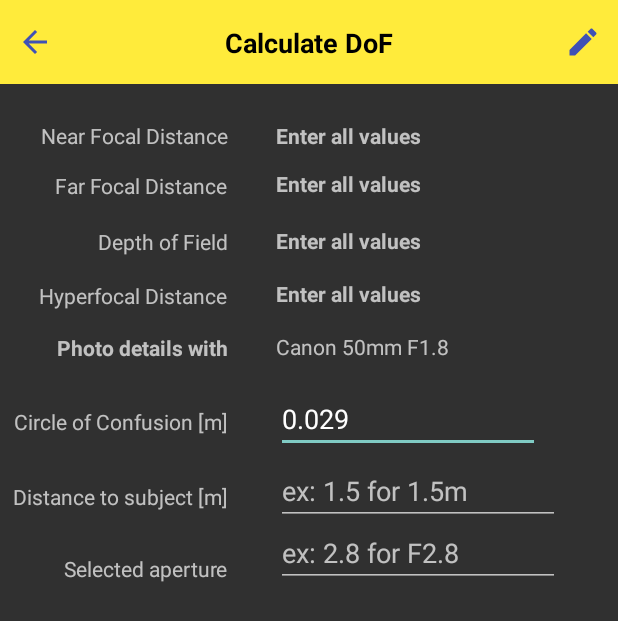
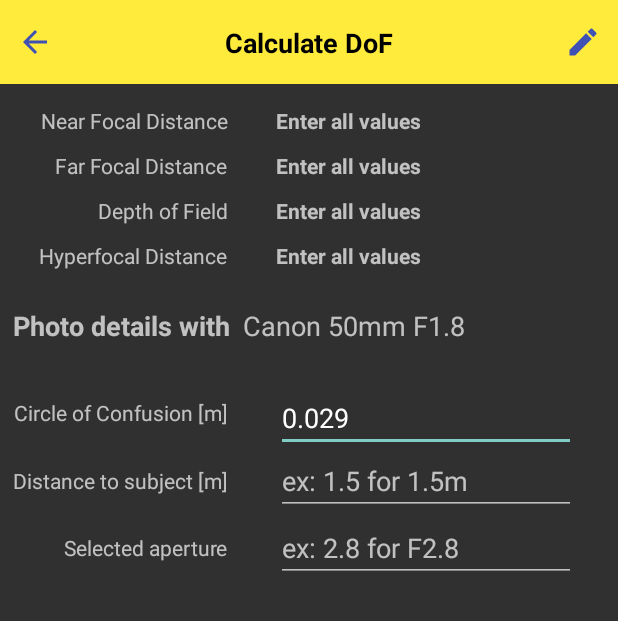
Before and after one commit to Tooo/Depth-of-Field-Calculator-Android, an Android app: the CalculateDOF screen opened directly, with no data from a screen before it, on a phone screen of 412 x 824 dp. Shown: the top 621 px of the screen. Run offline under Robolectric (Android 15) with nearby library versions, the phone set to English and light mode, and no system bars.

Commit message:
Margin Fixes for EditText
Adjusting Margins of EditText in add Lens and Calculate DoF

```diff
--- a/app/src/main/res/layout/activity_calculate_dof.xml
+++ b/app/src/main/res/layout/activity_calculate_dof.xml
@@ -5,6 +5,24 @@
     android:layout_width="match_parent"
     android:layout_height="match_parent"
     tools:context=".activities.CalculateDOF">
+
+    <androidx.constraintlayout.widget.Guideline
+        android:id="@+id/leftLine"
+        android:layout_width="wrap_content"
+        android:layout_height="wrap_content"
+        android:layout_marginStart="152dp"
+        android:orientation="vertical"
+        app:layout_constraintGuide_begin="152dp"
+        app:layout_constraintStart_toStartOf="parent" />
+
+    <androidx.constraintlayout.widget.Guideline
+        android:id="@+id/rightLine"
+        android:layout_width="wrap_content"
+        android:layout_height="wrap_content"
+        android:layout_marginEnd="228dp"
+        android:orientation="vertical"
+        app:layout_constraintEnd_toEndOf="parent"
+        app:layout_constraintGuide_end="228dp" />
 
     <androidx.appcompat.widget.Toolbar
         android:id="@+id/dof_tool"
@@ -63,10 +81,20 @@
         android:text="@string/near_focal_distance"
         app:layout_constraintBottom_toBottomOf="parent"
         app:layout_constraintEnd_toStartOf="@+id/leftLine"
-        app:layout_constraintHorizontal_bias="1.0"
-        app:layout_constraintStart_toStartOf="parent"
-        app:layout_constraintTop_toTopOf="parent"
-        app:layout_constraintVertical_bias="0.1" />
+        app:layout_constraintTop_toBottomOf="@+id/dof_tool"
+        app:layout_constraintVertical_bias="0.02" />
+
+    <TextView
+        android:id="@+id/dof_txtNearFocalNum"
+        android:layout_width="wrap_content"
+        android:layout_height="wrap_content"
+        android:text="@string/near_focal"
+        android:textStyle="bold"
+        app:layout_constraintBottom_toBottomOf="@+id/dof_txtNearFocal"
+        app:layout_constraintEnd_toEndOf="parent"
+        app:layout_constraintHorizontal_bias="0.0"
+        app:layout_constraintStart_toStartOf="@+id/rightLine"
+        app:layout_constraintTop_toTopOf="@+id/dof_txtNearFocal" />
 
     <TextView
         android:id="@+id/dof_txtFarFocal"
@@ -75,10 +103,107 @@
         android:text="@string/far_focal_distance"
         app:layout_constraintBottom_toBottomOf="parent"
         app:layout_constraintEnd_toStartOf="@+id/leftLine"
-        app:layout_constraintHorizontal_bias="1.0"
+        app:layout_constraintTop_toBottomOf="@+id/dof_tool"
+        app:layout_constraintVertical_bias="0.06" />
+
+    <TextView
+        android:id="@+id/dof_txtFarFocalNum"
+        android:layout_width="wrap_content"
+        android:layout_height="wrap_content"
+        android:text="@string/far_focal"
+        android:textStyle="bold"
+        app:layout_constraintBottom_toBottomOf="@+id/dof_txtFarFocal"
+        app:layout_constraintStart_toStartOf="@+id/rightLine"
+        app:layout_constraintTop_toTopOf="@+id/dof_txtFarFocal" />
+
+    <TextView
+        android:id="@+id/dof_txtDoF"
+        android:layout_width="wrap_content"
+        android:layout_height="wrap_content"
+        android:text="@string/depth_of_field"
+        app:layout_constraintBottom_toBottomOf="parent"
+        app:layout_constraintEnd_toStartOf="@+id/leftLine"
+        app:layout_constraintTop_toBottomOf="@+id/dof_tool"
+        app:layout_constraintVertical_bias="0.1" />
+
+    <TextView
+        android:id="@+id/dof_txtDoFNum"
+        android:layout_width="wrap_content"
+        android:layout_height="wrap_content"
+        android:text="@string/depth_of_field"
+        android:textStyle="bold"
+        app:layout_constraintBottom_toBottomOf="@+id/dof_txtDoF"
+        app:layout_constraintStart_toStartOf="@+id/rightLine"
+        app:layout_constraintTop_toTopOf="@+id/dof_txtDoF"
+        app:layout_constraintVertical_bias="0.5" />
+
+    <TextView
+        android:id="@+id/dof_txtHyper"
+        android:layout_width="wrap_content"
+        android:layout_height="wrap_content"
+        android:text="@string/hyperfocal_distance"
+        app:layout_constraintBottom_toBottomOf="parent"
+        app:layout_constraintEnd_toStartOf="@+id/leftLine"
+        app:layout_constraintTop_toBottomOf="@+id/dof_tool"
+        app:layout_constraintVertical_bias="0.14" />
+
+    <TextView
+        android:id="@+id/dof_txtHyperNum"
+        android:layout_width="wrap_content"
+        android:layout_height="wrap_content"
+        android:text="@string/hyperfocal"
+        android:textStyle="bold"
+        app:layout_constraintBottom_toBottomOf="@+id/dof_txtHyper"
+        app:layout_constraintStart_toStartOf="@+id/rightLine"
+        app:layout_constraintTop_toTopOf="@+id/dof_txtHyper"
+        app:layout_constraintVertical_bias="0.231" />
+
+    <TextView
+        android:id="@+id/dof_txtPhoto"
+        android:layout_width="wrap_content"
+        android:layout_height="wrap_content"
+        android:text="@string/photo_details_with"
+        android:textSize="18sp"
+        android:textStyle="bold"
+        app:layout_constraintBottom_toBottomOf="parent"
+        app:layout_constraintEnd_toEndOf="parent"
+        app:layout_constraintHorizontal_bias="0.033"
         app:layout_constraintStart_toStartOf="parent"
-        app:layout_constraintTop_toTopOf="parent"
-        app:layout_constraintVertical_bias="0.142" />
+        app:layout_constraintTop_toBottomOf="@+id/dof_tool"
+        app:layout_constraintVertical_bias="0.2" />
+
+    <TextView
+        android:id="@+id/dof_txtLen"
+        android:layout_width="wrap_content"
+        android:layout_height="wrap_content"
+        android:text="@string/len"
+        android:textSize="18sp"
+        app:layout_constraintBottom_toBottomOf="@+id/dof_txtPhoto"
+        app:layout_constraintEnd_toEndOf="parent"
+        app:layout_constraintHorizontal_bias="0.08"
+        app:layout_constraintStart_toEndOf="@+id/dof_txtPhoto"
+        app:layout_constraintTop_toTopOf="@+id/dof_txtPhoto" />
+
+    <TextView
+        android:id="@+id/dof_txtCoC"
+        android:layout_width="wrap_content"
+        android:layout_height="wrap_content"
+        android:text="@string/circle_of_confusion_m"
+        app:layout_constraintBottom_toBottomOf="parent"
+        app:layout_constraintEnd_toStartOf="@+id/leftLine"
+        app:layout_constraintTop_toBottomOf="@+id/dof_tool"
+        app:layout_constraintVertical_bias="0.28" />
+
+    <com.google.android.material.textfield.TextInputEditText
+        android:id="@+id/dof_inputCoC"
+        android:layout_width="200dp"
+        android:layout_height="wrap_content"
+        android:hint="@string/hint_coc"
+        android:inputType="numberDecimal"
+        app:layout_constraintBottom_toBottomOf="@+id/dof_txtCoC"
+        app:layout_constraintStart_toStartOf="@+id/rightLine"
+        app:layout_constraintTop_toTopOf="@+id/dof_txtCoC"
+        app:layout_constraintVertical_bias="0.384" />
 
     <TextView
         android:id="@+id/dof_txtDist"
@@ -87,23 +212,18 @@
         android:text="@string/distance_to_subject_m"
         app:layout_constraintBottom_toBottomOf="parent"
         app:layout_constraintEnd_toStartOf="@+id/leftLine"
-        app:layout_constraintHorizontal_bias="1.0"
-        app:layout_constraintStart_toStartOf="parent"
-        app:layout_constraintTop_toTopOf="parent"
-        app:layout_constraintVertical_bias="0.399" />
+        app:layout_constraintTop_toBottomOf="@+id/dof_tool"
+        app:layout_constraintVertical_bias="0.34" />
 
     <com.google.android.material.textfield.TextInputEditText
-        android:id="@+id/dof_inputCoC"
-        android:layout_width="176dp"
-        android:layout_height="40dp"
-        android:hint="@string/hint_coc"
+        android:id="@+id/dof_inputDist"
+        android:layout_width="200dp"
+        android:layout_height="wrap_content"
+        android:hint="@string/hint_distance"
         android:inputType="numberDecimal"
-        app:layout_constraintBottom_toBottomOf="parent"
-        app:layout_constraintEnd_toEndOf="parent"
-        app:layout_constraintHorizontal_bias="0.0"
+        app:layout_constraintBottom_toBottomOf="@+id/dof_txtDist"
         app:layout_constraintStart_toStartOf="@+id/rightLine"
-        app:layout_constraintTop_toTopOf="parent"
-        app:layout_constraintVertical_bias="0.334" />
+        app:layout_constraintTop_toTopOf="@+id/dof_txtDist" />
 
     <TextView
         android:id="@+id/dof_txtAperture"
@@ -112,161 +232,18 @@
         android:text="@string/selected_aperture"
         app:layout_constraintBottom_toBottomOf="parent"
         app:layout_constraintEnd_toStartOf="@+id/leftLine"
-        app:layout_constraintHorizontal_bias="1.0"
-        app:layout_constraintStart_toStartOf="parent"
-        app:layout_constraintTop_toTopOf="parent"
-        app:layout_constraintVertical_bias="0.459" />
-
-    <TextView
-        android:id="@+id/dof_txtCoC"
-        android:layout_width="wrap_content"
-        android:layout_height="wrap_content"
-        android:text="@string/circle_of_confusion_m"
-        app:layout_constraintBottom_toBottomOf="parent"
-        app:layout_constraintEnd_toStartOf="@+id/leftLine"
-        app:layout_constraintHorizontal_bias="1.0"
-        app:layout_constraintStart_toStartOf="parent"
-        app:layout_constraintTop_toTopOf="parent"
-        app:layout_constraintVertical_bias="0.337" />
-
-    <TextView
-        android:id="@+id/dof_txtPhoto"
-        android:layout_width="wrap_content"
-        android:layout_height="wrap_content"
-        android:text="@string/photo_details_with"
-        android:textStyle="bold"
-        app:layout_constraintBottom_toBottomOf="parent"
-        app:layout_constraintEnd_toStartOf="@+id/leftLine"
-        app:layout_constraintHorizontal_bias="1.0"
-        app:layout_constraintStart_toStartOf="parent"
-        app:layout_constraintTop_toTopOf="parent"
-        app:layout_constraintVertical_bias="0.276" />
-
-    <com.google.android.material.textfield.TextInputEditText
-        android:id="@+id/dof_inputDist"
-        android:layout_width="189dp"
-        android:layout_height="40dp"
-        android:layout_marginTop="8dp"
-        android:hint="@string/hint_distance"
-        android:inputType="numberDecimal"
-        app:layout_constraintEnd_toEndOf="parent"
-        app:layout_constraintHorizontal_bias="0.0"
-        app:layout_constraintStart_toStartOf="@+id/rightLine"
-        app:layout_constraintTop_toBottomOf="@+id/dof_inputCoC" />
-
-    <TextView
-        android:id="@+id/dof_txtDoF"
-        android:layout_width="wrap_content"
-        android:layout_height="wrap_content"
-        android:text="@string/depth_of_field"
-        app:layout_constraintBottom_toBottomOf="parent"
-        app:layout_constraintEnd_toStartOf="@+id/leftLine"
-        app:layout_constraintHorizontal_bias="1.0"
-        app:layout_constraintStart_toStartOf="parent"
-        app:layout_constraintTop_toTopOf="parent"
-        app:layout_constraintVertical_bias="0.188" />
+        app:layout_constraintTop_toBottomOf="@+id/dof_tool"
+        app:layout_constraintVertical_bias="0.4" />
 
     <com.google.android.material.textfield.TextInputEditText
         android:id="@+id/dof_inputAperture"
-        android:layout_width="189dp"
-        android:layout_height="41dp"
+        android:layout_width="200dp"
+        android:layout_height="wrap_content"
         android:hint="@string/hint_aperture"
         android:inputType="numberDecimal"
-        app:layout_constraintBottom_toBottomOf="parent"
-        app:layout_constraintEnd_toEndOf="parent"
-        app:layout_constraintHorizontal_bias="0.0"
+        app:layout_constraintBottom_toBottomOf="@+id/dof_txtAperture"
         app:layout_constraintStart_toStartOf="@+id/rightLine"
-        app:layout_constraintTop_toBottomOf="@+id/dof_inputDist"
-        app:layout_constraintVertical_bias="0.0" />
-
-    <TextView
-        android:id="@+id/dof_txtHyper"
-        android:layout_width="wrap_content"
-        android:layout_height="wrap_content"
-        android:text="@string/hyperfocal_distance"
-        app:layout_constraintBottom_toBottomOf="parent"
-        app:layout_constraintEnd_toStartOf="@+id/leftLine"
-        app:layout_constraintHorizontal_bias="1.0"
-        app:layout_constraintStart_toStartOf="parent"
-        app:layout_constraintTop_toTopOf="parent"
-        app:layout_constraintVertical_bias="0.233" />
-
-    <TextView
-        android:id="@+id/dof_txtNearFocalNum"
-        android:layout_width="wrap_content"
-        android:layout_height="wrap_content"
-        android:text="@string/near_focal"
-        android:textStyle="bold"
-        app:layout_constraintBottom_toBottomOf="parent"
-        app:layout_constraintEnd_toEndOf="parent"
-        app:layout_constraintHorizontal_bias="0.0"
-        app:layout_constraintStart_toStartOf="@+id/rightLine"
-        app:layout_constraintTop_toTopOf="parent"
-        app:layout_constraintVertical_bias="0.1" />
-
-    <TextView
-        android:id="@+id/dof_txtLen"
-        android:layout_width="wrap_content"
-        android:layout_height="wrap_content"
-        android:text="@string/len"
-        app:layout_constraintBottom_toBottomOf="parent"
-        app:layout_constraintEnd_toEndOf="parent"
-        app:layout_constraintHorizontal_bias="0.0"
-        app:layout_constraintStart_toStartOf="@+id/rightLine"
-        app:layout_constraintTop_toTopOf="parent"
-        app:layout_constraintVertical_bias="0.275" />
-
-    <TextView
-        android:id="@+id/dof_txtHyperNum"
-        android:layout_width="wrap_content"
-        android:layout_height="wrap_content"
-        android:text="@string/hyperfocal"
-        android:textStyle="bold"
-        app:layout_constraintBottom_toBottomOf="parent"
-        app:layout_constraintEnd_toEndOf="parent"
-        app:layout_constraintHorizontal_bias="0.0"
-        app:layout_constraintStart_toStartOf="@+id/rightLine"
-        app:layout_constraintTop_toTopOf="parent"
-        app:layout_constraintVertical_bias="0.231" />
-
-    <TextView
-        android:id="@+id/dof_txtDoFNum"
-        android:layout_width="wrap_content"
-        android:layout_height="wrap_content"
-        android:text="@string/depth_of_field"
-        android:textStyle="bold"
-        app:layout_constraintBottom_toBottomOf="parent"
-        app:layout_constraintEnd_toEndOf="parent"
-        app:layout_constraintHorizontal_bias="0.0"
-        app:layout_constraintStart_toStartOf="@+id/rightLine"
-        app:layout_constraintTop_toTopOf="parent"
-        app:layout_constraintVertical_bias="0.187" />
-
-    <TextView
-        android:id="@+id/dof_txtFarFocalNum"
-        android:layout_width="wrap_content"
-        android:layout_height="wrap_content"
-        android:text="@string/far_focal"
-        android:textStyle="bold"
-        app:layout_constraintBottom_toBottomOf="parent"
-        app:layout_constraintEnd_toEndOf="parent"
-        app:layout_constraintHorizontal_bias="0.0"
-        app:layout_constraintStart_toStartOf="@+id/rightLine"
-        app:layout_constraintTop_toTopOf="parent"
-        app:layout_constraintVertical_bias="0.14" />
-
-    <androidx.constraintlayout.widget.Guideline
-        android:id="@+id/leftLine"
-        android:layout_width="wrap_content"
-        android:layout_height="wrap_content"
-        android:orientation="vertical"
-        app:layout_constraintGuide_begin="152dp" />
-
-    <androidx.constraintlayout.widget.Guideline
-        android:id="@+id/rightLine"
-        android:layout_width="wrap_content"
-        android:layout_height="wrap_content"
-        android:orientation="vertical"
-        app:layout_constraintGuide_end="228dp" />
+        app:layout_constraintTop_toTopOf="@+id/dof_txtAperture"
+        app:layout_constraintVertical_bias="0.5" />
 
 </androidx.constraintlayout.widget.ConstraintLayout>
```
